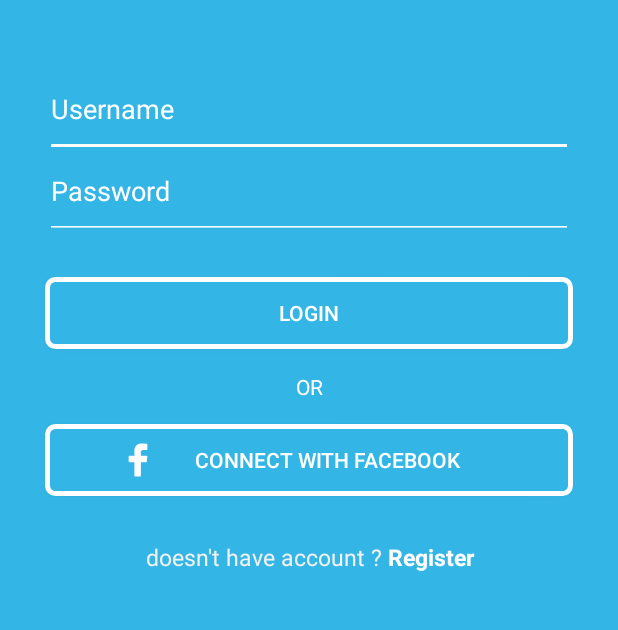
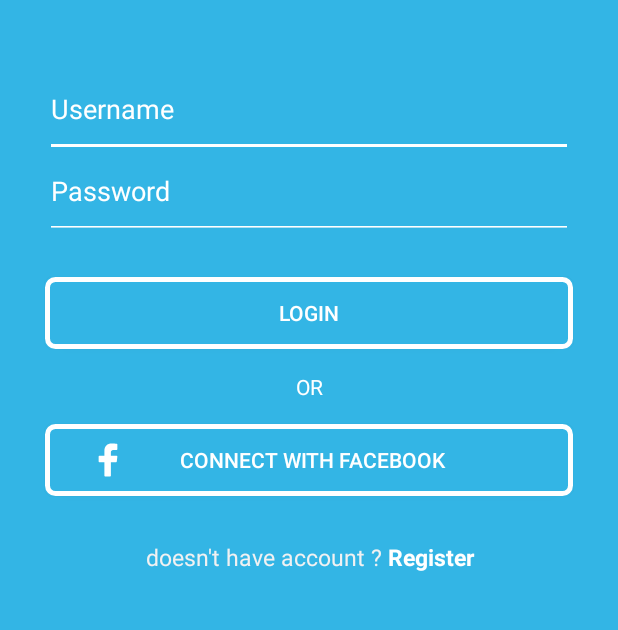
Before and after one commit to kurniawanharry/bloodshare, an Android app: the screen it shows after launch (LoginActivity), on a phone screen of 412 x 824 dp, the part 285-915 px from its top. Run offline under Robolectric (Android 15) with nearby library versions, the phone set to English and light mode, and no system bars.

Commit message:
fifth  commit

```diff
--- a/app/src/main/res/layout/activity_login.xml
+++ b/app/src/main/res/layout/activity_login.xml
@@ -40,6 +40,7 @@
                 android:layout_width="match_parent"
                 android:layout_height="wrap_content"
                 android:hint="Username"
+                android:textColor="@android:color/white"
                 android:textCursorDrawable="@android:color/white"
                 android:backgroundTint="@android:color/white"
                 android:layout_marginLeft="30dp"
@@ -54,6 +55,8 @@
                 android:layout_width="match_parent"
                 android:layout_height="wrap_content"
                 android:hint="Password"
+                android:textCursorDrawable="@android:color/white"
+                android:textColor="@android:color/white"
                 android:inputType="textPassword"
                 android:backgroundTint="@android:color/white"
                 android:layout_marginLeft="30dp"
@@ -92,7 +95,7 @@
                 android:layout_marginTop="15dp"
                 android:layout_marginLeft="30dp"
                 android:layout_marginRight="30dp"
-                android:paddingLeft="50dp"
+                android:paddingLeft="30dp"
                 android:paddingRight="50dp"
                 android:background="@drawable/button_mod"
                 android:drawableStart="@drawable/ic_icons8_facebook_f_filled" />
```
